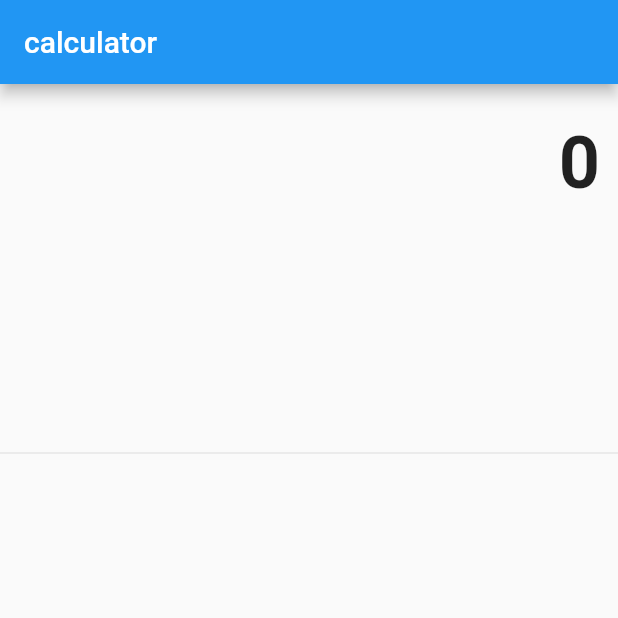
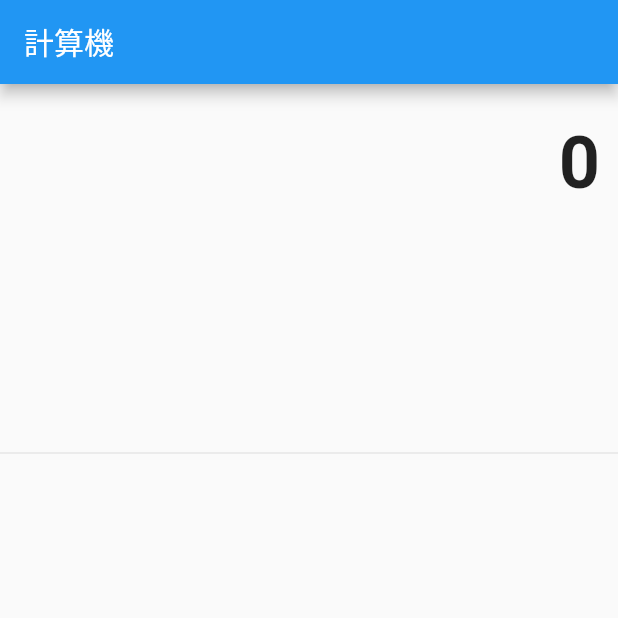
Before and after one commit to Hiroaki-hey-jude/calculator, a Flutter app: the screen it shows after launch, on a phone screen of 412 x 824 dp, the top half of it. Run offline on Flutter 3.47's test engine with Material 2 defaults, Android fonts, the phone set to English and light mode, and no system bars.

```diff
--- a/lib/main.dart
+++ b/lib/main.dart
@@ -101,7 +101,7 @@ class _MyHomePageState extends State<MyHomePage> {
     return SafeArea(
       child: Scaffold(
       appBar: AppBar(
-        title: Text('calculator'),
+        title: Text('計算機'),
       ),
       body: Container(
         child: Column(
```
Also changed, not shown: pubspec.lock, 4 other files.
